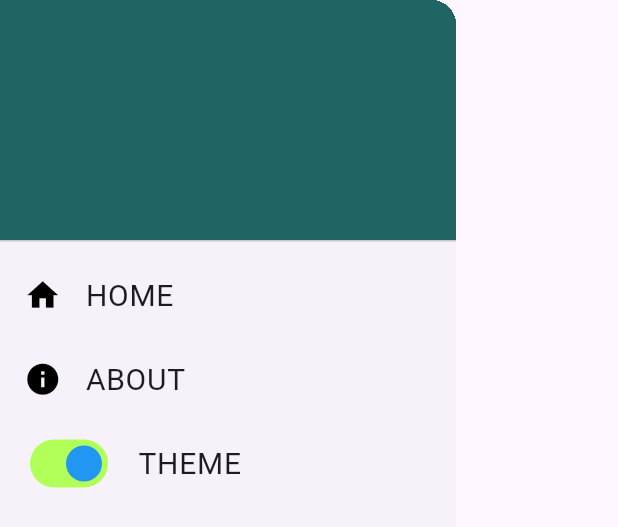
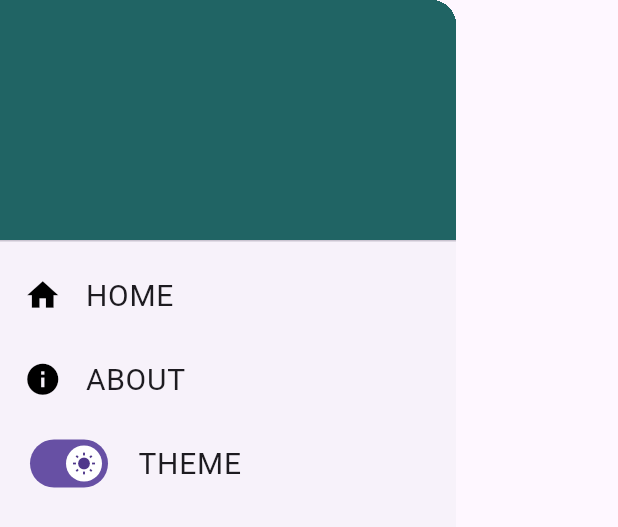
Before and after one commit to AnJasid/game_info, a Flutter app: the MainDrawer widget shown alone on an empty page, opened directly, on a phone screen of 412 x 824 dp. Shown: the top 527 px of the screen. Run offline on Flutter 3.47's test engine with Material 3 defaults, Android fonts, the phone set to English and light mode, and no system bars; our stand-ins replace flutter_riverpod.

Commit message:
update main drawer: add icon on switch

```diff
--- a/lib/widgets/main_drawer.dart
+++ b/lib/widgets/main_drawer.dart
@@ -4,8 +4,23 @@ import 'package:game_info/provider/theme_provider.dart';
 import 'package:game_info/screens/about_screen.dart';
 import 'package:game_info/screens/home_screen.dart';
 
-class MainDrawer extends ConsumerWidget {
+class MainDrawer extends ConsumerStatefulWidget {
   const MainDrawer({super.key});
+
+  @override
+  ConsumerState<MainDrawer> createState() => _MainDrawerState();
+}
+
+class _MainDrawerState extends ConsumerState<MainDrawer> {
+  final MaterialStateProperty<Icon?> thumbIcon =
+      MaterialStateProperty.resolveWith<Icon?>(
+    (Set<MaterialState> states) {
+      if (states.contains(MaterialState.selected)) {
+        return const Icon(Icons.wb_sunny);
+      }
+      return const Icon(Icons.brightness_3);
+    },
+  );
 
   void _goToHomeScreen(BuildContext context) {
     Navigator.of(context).push(
@@ -33,7 +48,7 @@ class MainDrawer extends ConsumerWidget {
   }
 
   @override
-  Widget build(BuildContext context, WidgetRef ref) {
+  Widget build(BuildContext context) {
     final isLightTheme = ref.watch(themeProvider);
     return Drawer(
       child: Column(
@@ -91,21 +106,10 @@ class MainDrawer extends ConsumerWidget {
           ),
           ListTile(
             leading: Switch(
+              thumbIcon: thumbIcon,
               value: isLightTheme,
               onChanged: (value) =>
                   ref.read(themeProvider.notifier).state = value,
-              activeColor: Colors.green, // Customized active track color
-              inactiveThumbColor:
-                  Colors.grey, // Customized inactive thumb color
-              activeTrackColor:
-                  Colors.lightGreenAccent, // Customized active track color
-              inactiveTrackColor:
-                  Colors.grey[350], // Customized inactive track color
-              thumbColor: MaterialStateProperty.all(
-                  Colors.blue), // Customized thumb color
-              // Add labels for clarity (optional)
-              // activeLabel: Text('On'),
-              // inactiveLabel: Text('Off'),
             ),
             title: const Text(
               'THEME',
```
